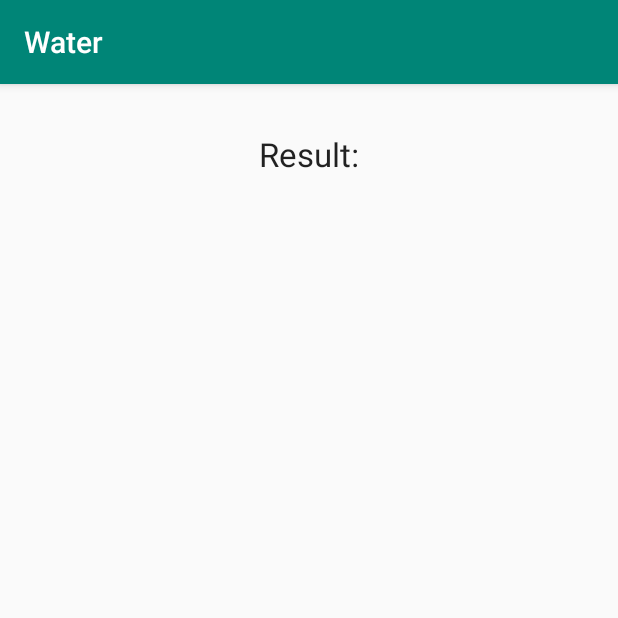
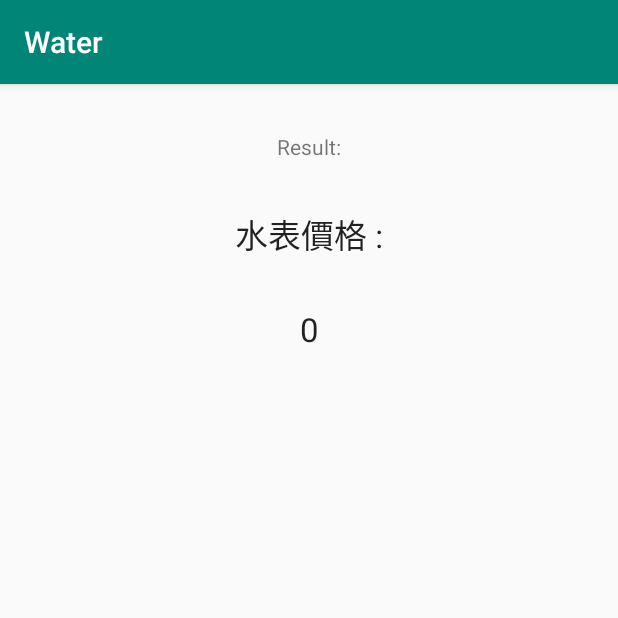
Before and after one commit to lincindiawang/MidTest, an Android app: the ResultActivity screen opened directly, with no data from a screen before it, on a phone screen of 412 x 824 dp, the top half of it. Run offline under Robolectric (Android 15) with nearby library versions, the phone set to English and light mode, and no system bars.

Commit message:
1119 1st

```diff
--- a/app/src/main/java/com/fju/water/ResultActivity.java
+++ b/app/src/main/java/com/fju/water/ResultActivity.java
@@ -2,7 +2,10 @@ package com.fju.water;
 
 import androidx.appcompat.app.AppCompatActivity;
 
+import android.content.Intent;
 import android.os.Bundle;
+import android.util.Log;
+import android.widget.TextView;
 
 public class ResultActivity extends AppCompatActivity {
 
@@ -10,5 +13,11 @@ public class ResultActivity extends AppCompatActivity {
     protected void onCreate(Bundle savedInstanceState) {
         super.onCreate(savedInstanceState);
         setContentView(R.layout.activity_result);
+//        Intent intent = getIntent();
+        float fee = getIntent().getFloatExtra("FEE",0);
+        Log.d("ResultActivity : ",fee+"");
+        TextView feeText = findViewById(R.id.fee);
+        int n = (int)(fee + 0.5f);
+        feeText.setText(n +"");
     }
 }
--- a/app/src/main/res/layout/activity_result.xml
+++ b/app/src/main/res/layout/activity_result.xml
@@ -12,8 +12,30 @@
         android:layout_height="wrap_content"
         android:layout_marginTop="32dp"
         android:text="Result:"
+        android:textAppearance="@style/TextAppearance.AppCompat.Small"
+        app:layout_constraintEnd_toEndOf="parent"
+        app:layout_constraintStart_toStartOf="parent"
+        app:layout_constraintTop_toTopOf="parent" />
+
+    <TextView
+        android:id="@+id/textView4"
+        android:layout_width="wrap_content"
+        android:layout_height="wrap_content"
+        android:layout_marginTop="32dp"
+        android:text="水表價格 :"
         android:textAppearance="@style/TextAppearance.AppCompat.Large"
         app:layout_constraintEnd_toEndOf="parent"
         app:layout_constraintStart_toStartOf="parent"
-        app:layout_constraintTop_toTopOf="parent" />
+        app:layout_constraintTop_toBottomOf="@+id/textView3" />
+
+    <TextView
+        android:id="@+id/fee"
+        android:layout_width="wrap_content"
+        android:layout_height="wrap_content"
+        android:layout_marginTop="32dp"
+        android:text="0"
+        android:textAppearance="@style/TextAppearance.AppCompat.Large"
+        app:layout_constraintEnd_toEndOf="@+id/textView4"
+        app:layout_constraintStart_toStartOf="@+id/textView4"
+        app:layout_constraintTop_toBottomOf="@+id/textView4" />
 </androidx.constraintlayout.widget.ConstraintLayout>
```
Also changed, not shown: app/src/main/java/com/fju/water/MainActivity.java (+12 -11 lines).
